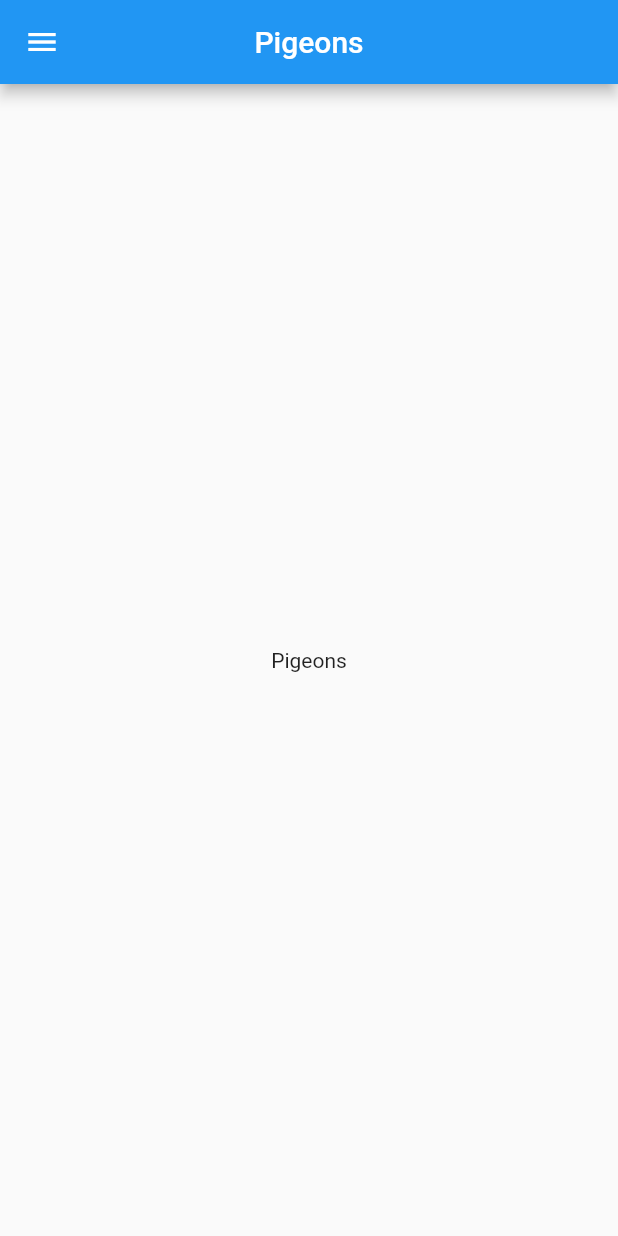
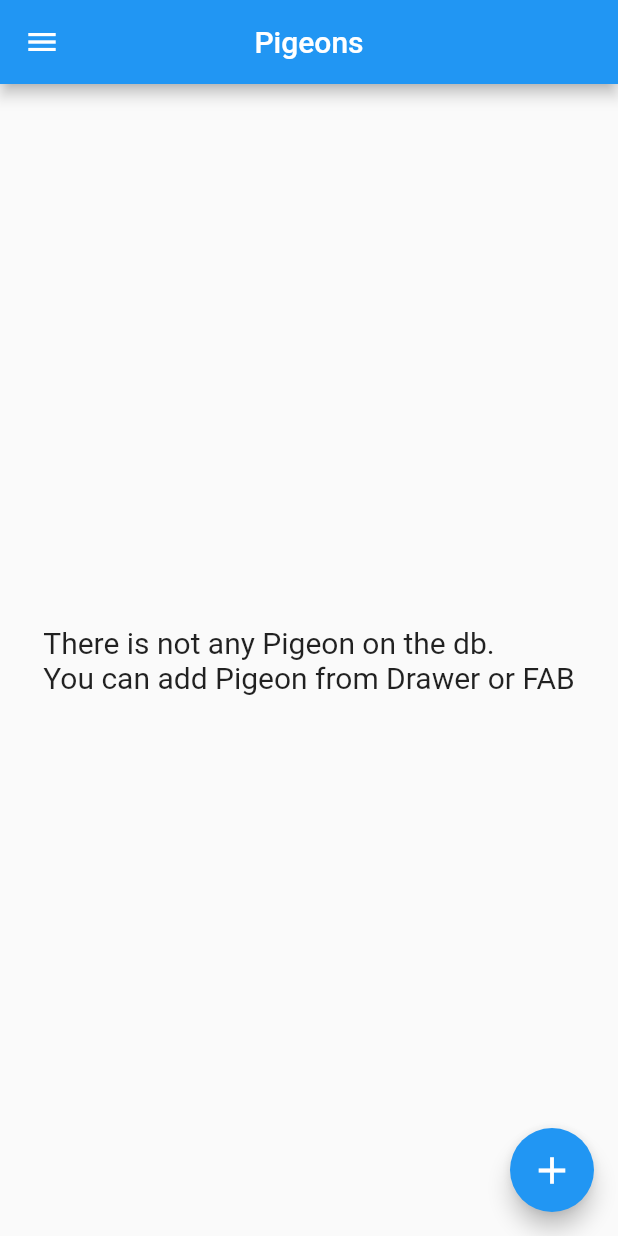
Before and after one commit to MrBuluc/pigeon_pedigre, a Flutter app: the HomePage screen opened directly, on a phone screen of 412 x 824 dp. Run offline on Flutter 3.47's test engine with Material 2 defaults, Android fonts, the phone set to English and light mode, and no system bars; our stand-ins replace awesome_dialog, cloud_firestore, firebase_auth, firebase_core, get_it, progress_state_button; accounts and stored records are empty.

Commit message:
pigeons are listed

```diff
--- a/lib/repository/user_repository.dart
+++ b/lib/repository/user_repository.dart
@@ -1,3 +1,4 @@
+import 'package:pigeon_pedigre/models/pigeon.dart';
 import 'package:pigeon_pedigre/models/user_info.dart';
 import 'package:pigeon_pedigre/services/auth_base.dart';
 import 'package:pigeon_pedigre/services/firebase/firebase_auth_service.dart';
@@ -57,4 +58,8 @@ class UserRepository implements AuthBase {
   Future<bool> signOut() async {
     return await _firebaseAuthService.signOut();
   }
+
+  Future<List<Pigeon>> getPigeons() async {
+    return await _firestoreService.getPigeons();
+  }
 }
--- a/lib/services/firebase/firestore_service.dart
+++ b/lib/services/firebase/firestore_service.dart
@@ -1,14 +1,20 @@
 import 'package:cloud_firestore/cloud_firestore.dart';
+import 'package:pigeon_pedigre/models/pigeon.dart';
 import 'package:pigeon_pedigre/models/user_info.dart';
 
 class FirestoreService {
   final FirebaseFirestore _firestore = FirebaseFirestore.instance;
   late CollectionReference usersRef;
+  late CollectionReference pigeonsRef;
 
   FirestoreService() {
     usersRef = _firestore.collection("Users").withConverter<UserInfoC>(
         fromFirestore: (snapshot, _) => UserInfoC.fromJson(snapshot.data()!),
         toFirestore: (userInfoC, _) => userInfoC.toJson());
+
+    pigeonsRef = _firestore.collection("Pigeons").withConverter<Pigeon>(
+        fromFirestore: (snapshot, _) => Pigeon.fromJson(snapshot.data()!),
+        toFirestore: (pigeon, _) => pigeon.toJson());
   }
 
   Future<bool> setUser(UserInfoC userInfoC) async {
@@ -27,4 +33,15 @@ class FirestoreService {
         .get()
         .then((snapshot) => snapshot.data()!)) as UserInfoC;
   }
+
+  Future<List<Pigeon>> getPigeons() async {
+    List<Pigeon> pigeons = [];
+    QuerySnapshot<Pigeon> querySnapshot =
+        (await pigeonsRef.get()) as QuerySnapshot<Pigeon>;
+    for (QueryDocumentSnapshot<Pigeon> queryDocumentSnapshot
+        in querySnapshot.docs) {
+      pigeons.add(queryDocumentSnapshot.data());
+    }
+    return pigeons;
+  }
 }
--- a/lib/ui/homepage/home_page.dart
+++ b/lib/ui/homepage/home_page.dart
@@ -1,6 +1,10 @@
 import 'package:flutter/material.dart';
 import 'package:pigeon_pedigre/common_widget/drawer/drawerC.dart';
 import 'package:pigeon_pedigre/models/pigeon.dart';
+import 'package:pigeon_pedigre/viewmodel/user_model.dart';
+import 'package:provider/provider.dart';
+
+import '../pigeons/add_pigeon_page.dart';
 
 class HomePage extends StatefulWidget {
   const HomePage({Key? key}) : super(key: key);
@@ -20,16 +24,47 @@ class _HomePageState extends State<HomePage> {
         centerTitle: true,
       ),
       drawer: const DrawerC(),
+      floatingActionButton: FloatingActionButton(
+        child: const Icon(
+          Icons.add,
+          size: 30,
+        ),
+        onPressed: () {
+          Navigator.push(context,
+              MaterialPageRoute(builder: (context) => const AddPigeonPage()));
+        },
+      ),
       body: FutureBuilder(
         future: getPigeons(),
         builder: (BuildContext context, _) {
-          return const Center(
-            child: Text("Pigeons"),
-          );
+          if (pigeons.isEmpty) {
+            return const Center(
+              child: Text(
+                "There is not any Pigeon on the db.\n"
+                "You can add Pigeon from Drawer or FAB",
+                style: TextStyle(fontSize: 20),
+              ),
+            );
+          } else {
+            return ListView(
+              children: pigeons
+                  .map((pigeon) => Padding(
+                        padding: const EdgeInsets.all(8),
+                        child: ListTile(
+                          leading: const Icon(Icons.flutter_dash),
+                          title: Text(pigeon.id!),
+                        ),
+                      ))
+                  .toList(),
+            );
+          }
         },
       ),
     );
   }
 
-  Future getPigeons() async {}
+  Future getPigeons() async {
+    UserModel userModel = Provider.of<UserModel>(context, listen: false);
+    pigeons = await userModel.getPigeons();
+  }
 }
```
Also changed, not shown: lib/viewmodel/user_model.dart (+19 -5 lines).
